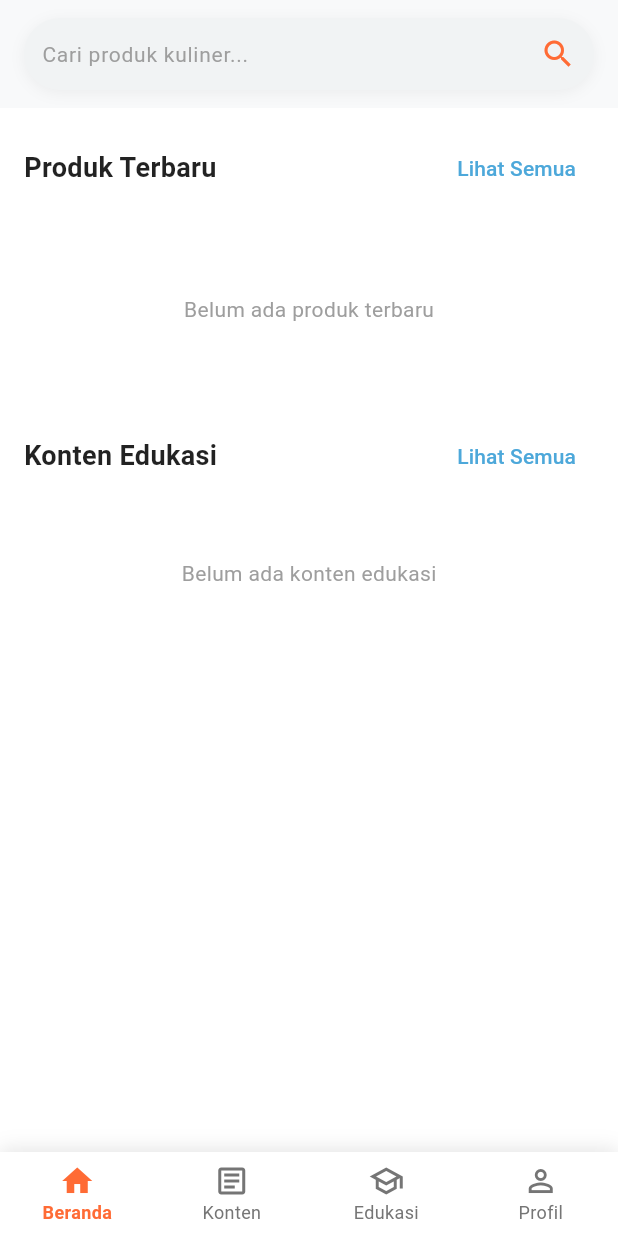
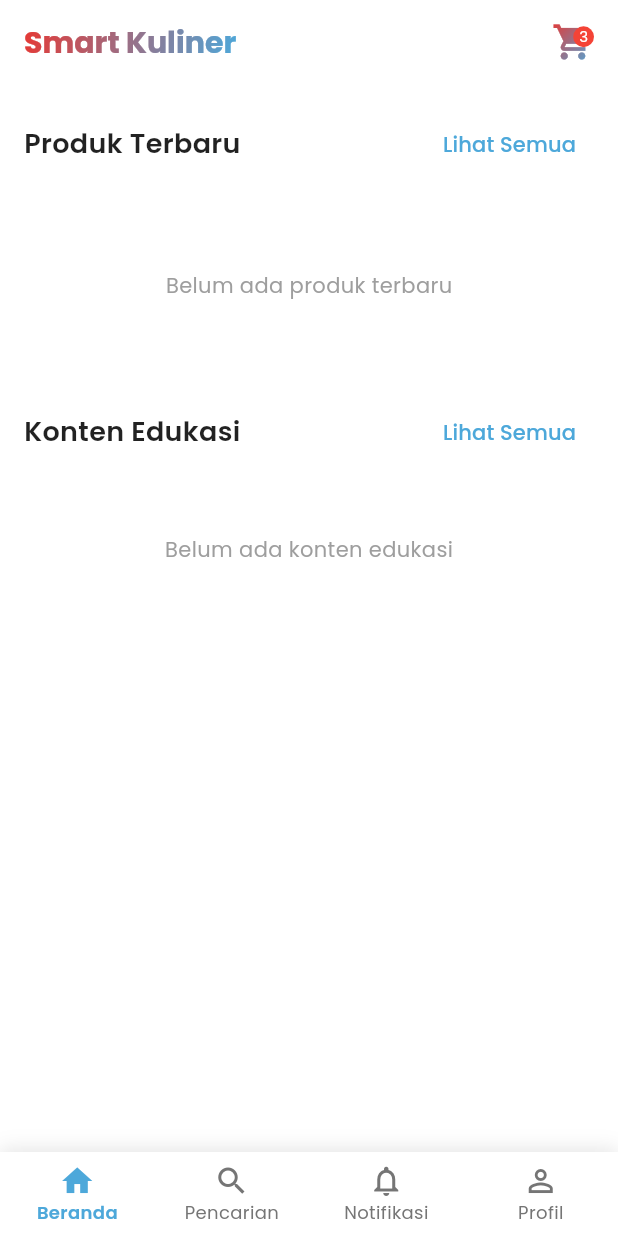
Before and after one commit to Motherbloods/Smart-Kuliner, a Flutter app: the screen it shows once a user with an empty profile is signed in, on a phone screen of 412 x 824 dp. Run offline on Flutter 3.47's test engine with Material 3 defaults, Android fonts, the phone set to English and light mode, and no system bars; our stand-ins replace cached_network_image, carousel_slider, cloud_firestore, dio, firebase_auth, firebase_core and 4 more; accounts and stored records are empty; statements that could not run were skipped.

Commit message:
feat: update navbar layout based on user role (seller vs regular user)

```diff
--- a/lib/screens/navbar/home_screen.dart
+++ b/lib/screens/navbar/home_screen.dart
@@ -1,13 +1,13 @@
 import 'package:flutter/material.dart';
+import 'package:google_fonts/google_fonts.dart';
 import 'package:provider/provider.dart';
-import 'package:smart/widgets/custom_search_bar.dart';
 import '../../providers/auth_provider.dart';
-
 import 'beranda_screen.dart';
-import 'konten_screen.dart';
-import 'edukasi_screen.dart';
 import 'profile_screen.dart';
-import 'search_results_screen.dart'; // Import screen baru
+// import 'search_results_screen.dart';
+import 'pusat_promosi_screen.dart';
+import 'pencarian_screen.dart';
+import 'notifikasi_screen.dart';
 
 class HomeScreen extends StatefulWidget {
   const HomeScreen({Key? key}) : super(key: key);
@@ -18,13 +18,15 @@ class HomeScreen extends StatefulWidget {
 
 class _HomeScreenState extends State<HomeScreen> {
   int _selectedIndex = 0;
-  String _searchQuery = '';
+  // String _searchQuery = '';
   final TextEditingController _searchController = TextEditingController();
   final FocusNode _searchFocusNode = FocusNode();
 
+  // Screen instances untuk reuse
   late BerandaScreen _berandaScreen;
-  late KontenScreen _kontenScreen;
-  late EdukasiScreen _edukasiScreen;
+  late PusatPromosiScreen _pusatPromosiScreen;
+  late PencarianScreen _pencarianScreen;
+  late NotifikasiScreen _notifikasiScreen;
   late ProfileScreen _profileScreen;
 
   late List<Widget> _screens;
@@ -36,8 +38,9 @@ class _HomeScreenState extends State<HomeScreen> {
 
     // Initialize screen instances once
     _berandaScreen = BerandaScreen();
-    _kontenScreen = KontenScreen();
-    _edukasiScreen = EdukasiScreen();
+    _pusatPromosiScreen = PusatPromosiScreen();
+    _pencarianScreen = PencarianScreen();
+    _notifikasiScreen = NotifikasiScreen();
     _profileScreen = ProfileScreen();
 
     _initializeScreensAndNavBar();
@@ -53,7 +56,46 @@ class _HomeScreenState extends State<HomeScreen> {
   void _initializeScreensAndNavBar() {
     final authProvider = Provider.of<MyAuthProvider>(context, listen: false);
     final isSeller = authProvider.currentUser?.seller ?? false;
-    _screens = [_berandaScreen, _kontenScreen, _edukasiScreen, _profileScreen];
+
+    if (isSeller) {
+      // Seller: Produk Saya (BerandaScreen), Pusat Promosi, Notifikasi, Profile
+      _screens = [
+        _berandaScreen, // BerandaScreen akan menampilkan "Produk Saya" untuk seller
+        _pusatPromosiScreen,
+        _notifikasiScreen,
+        _profileScreen,
+      ];
+
+      _navBarItems = const [
+        BottomNavigationBarItem(
+          icon: Icon(Icons.inventory_2_outlined),
+          activeIcon: Icon(Icons.inventory_2),
+          label: 'Produk Saya',
+        ),
+        BottomNavigationBarItem(
+          icon: Icon(Icons.campaign_outlined),
+          activeIcon: Icon(Icons.campaign),
+          label: 'Pusat Promosi',
+        ),
+        BottomNavigationBarItem(
+          icon: Icon(Icons.notifications_outlined),
+          activeIcon: Icon(Icons.notifications),
+          label: 'Notifikasi',
+        ),
+        BottomNavigationBarItem(
+          icon: Icon(Icons.person_outline),
+          activeIcon: Icon(Icons.person),
+          label: 'Profil',
+        ),
+      ];
+    } else {
+      // User biasa: Beranda (BerandaScreen), Pencarian, Notifikasi, Profile
+      _screens = [
+        _berandaScreen, // BerandaScreen akan menampilkan "Beranda" untuk user biasa
+        _pencarianScreen,
+        _notifikasiScreen,
+        _profileScreen,
+      ];
 
       _navBarItems = const [
         BottomNavigationBarItem(
@@ -62,14 +104,14 @@ class _HomeScreenState extends State<HomeScreen> {
           label: 'Beranda',
         ),
         BottomNavigationBarItem(
-        icon: Icon(Icons.article_outlined),
-        activeIcon: Icon(Icons.article),
-        label: 'Konten',
+          icon: Icon(Icons.search_outlined),
+          activeIcon: Icon(Icons.search),
+          label: 'Pencarian',
         ),
         BottomNavigationBarItem(
-        icon: Icon(Icons.school_outlined),
-        activeIcon: Icon(Icons.school),
-        label: 'Edukasi',
+          icon: Icon(Icons.notifications_outlined),
+          activeIcon: Icon(Icons.notifications),
+          label: 'Notifikasi',
         ),
         BottomNavigationBarItem(
           icon: Icon(Icons.person_outline),
@@ -77,139 +119,160 @@ class _HomeScreenState extends State<HomeScreen> {
           label: 'Profil',
         ),
       ];
-    // if (isSeller) {
-    //   // Seller: Tampilkan semua 4 screen - menggunakan instance yang sudah ada
-    //   _screens = [
-    //     _berandaScreen,
-    //     _kontenScreen,
-    //     _edukasiScreen,
-    //     _profileScreen,
-    //   ];
-    //   _navBarItems = const [
-    //     BottomNavigationBarItem(
-    //       icon: Icon(Icons.home_outlined),
-    //       activeIcon: Icon(Icons.home),
-    //       label: 'Beranda',
-    //     ),
-    //     BottomNavigationBarItem(
-    //       icon: Icon(Icons.article_outlined),
-    //       activeIcon: Icon(Icons.article),
-    //       label: 'Konten',
-    //     ),
-    //     BottomNavigationBarItem(
-    //       icon: Icon(Icons.school_outlined),
-    //       activeIcon: Icon(Icons.school),
-    //       label: 'Edukasi',
-    //     ),
-    //     BottomNavigationBarItem(
-    //       icon: Icon(Icons.person_outline),
-    //       activeIcon: Icon(Icons.person),
-    //       label: 'Profil',
-    //     ),
-    //   ];
-    // } else {
-    //   // User biasa: Hanya Beranda dan Profil - menggunakan instance yang sudah ada
-    //   _screens = [_berandaScreen, _profileScreen];
-    //   _navBarItems = const [
-    //     BottomNavigationBarItem(
-    //       icon: Icon(Icons.home_outlined),
-    //       activeIcon: Icon(Icons.home),
-    //       label: 'Beranda',
-    //     ),
-    //     BottomNavigationBarItem(
-    //       icon: Icon(Icons.person_outline),
-    //       activeIcon: Icon(Icons.person),
-    //       label: 'Profil',
-    //     ),
-    //   ];
-    // }
+    }
   }
 
   void _onItemTapped(int index) {
     setState(() {
       _selectedIndex = index;
       // Clear search ketika pindah tab
-      _searchQuery = '';
+      // _searchQuery = '';
       _searchController.clear();
       _searchFocusNode.unfocus(); // Hilangkan focus dari search
     });
   }
 
-  void _clearSearch() {
-    setState(() {
-      _searchQuery = '';
-    });
-    _searchController.clear();
-    _searchFocusNode.unfocus();
-  }
+  // void _clearSearch() {
+  //   setState(() {
+  //     _searchQuery = '';
+  //   });
+  //   _searchController.clear();
+  //   _searchFocusNode.unfocus();
+  // }
 
-  bool _isBerandaScreen() {
-    return _screens[_selectedIndex] is BerandaScreen;
-  }
+  // bool _shouldShowSearchBar() {
+  //   // Tampilkan search bar hanya di screen pertama (BerandaScreen)
+  //   // baik untuk seller maupun user biasa
+  //   return _selectedIndex == 0 && _screens[_selectedIndex] is BerandaScreen;
+  // }
 
-  void _performSearch() {
-    if (_searchQuery.trim().isNotEmpty) {
-      _searchFocusNode.unfocus();
-      print('🔍 Navigating to search results: $_searchQuery');
+  // void _performSearch() {
+  //   if (_searchQuery.trim().isNotEmpty) {
+  //     _searchFocusNode.unfocus();
+  //     print('🔍 Navigating to search results: $_searchQuery');
 
-      // Simpan query sebelum navigasi
-      final queryToSearch = _searchQuery.trim();
+  //     // Simpan query sebelum navigasi
+  //     final queryToSearch = _searchQuery.trim();
 
-      // Navigasi ke halaman hasil pencarian
-      Navigator.push(
-        context,
-        MaterialPageRoute(
-          builder: (context) => SearchResultsScreen(query: queryToSearch),
-        ),
-      ).then((_) {
-        // Clear search SETELAH kembali dari halaman search results
-        _clearSearch();
-      });
-    } else {
-      print('🔍 Search query is empty');
-    }
-  }
+  //     // Navigasi ke halaman hasil pencarian
+  //     Navigator.push(
+  //       context,
+  //       MaterialPageRoute(
+  //         builder: (context) => SearchResultsScreen(query: queryToSearch),
+  //       ),
+  //     ).then((_) {
+  //       // Clear search SETELAH kembali dari halaman search results
+  //       _clearSearch();
+  //     });
+  //   } else {
+  //     print('🔍 Search query is empty');
+  //   }
+  // }
 
   @override
   Widget build(BuildContext context) {
     return Consumer<MyAuthProvider>(
       builder: (context, authProvider, child) {
-        // Reinitialize jika user data berubah (tanpa membuat instance baru)
+        // Reinitialize jika user data berubah
         if (authProvider.currentUser != null) {
           _initializeScreensAndNavBar();
         }
 
         return Scaffold(
-          backgroundColor: const Color(0xFFF8F9FA),
-          appBar: _isBerandaScreen()
-              ? PreferredSize(
-                  preferredSize: const Size.fromHeight(80),
-                  child: SafeArea(
-                    child: Padding(
-                      padding: const EdgeInsets.symmetric(
-                        horizontal: 16,
-                        vertical: 12,
-                      ),
-                      child: CustomSearchBar(
-                        searchController: _searchController,
-                        searchFocusNode: _searchFocusNode,
-                        searchQuery: _searchQuery,
-                        onChanged: (value) {
-                          setState(() {
-                            _searchQuery = value;
-                          });
+          // appBar: _shouldShowSearchBar()
+          //     ? PreferredSize(
+          //         preferredSize: const Size.fromHeight(80),
+          //         child: SafeArea(
+          //           child: Padding(
+          //             padding: const EdgeInsets.symmetric(
+          //               horizontal: 16,
+          //               vertical: 12,
+          //             ),
+          //             child: CustomSearchBar(
+          //               searchController: _searchController,
+          //               searchFocusNode: _searchFocusNode,
+          //               searchQuery: _searchQuery,
+          //               onChanged: (value) {
+          //                 setState(() {
+          //                   _searchQuery = value;
+          //                 });
+          //               },
+          //               onClear: () {
+          //                 _clearSearch();
+          //               },
+          //               onSearch: () {
+          //                 _performSearch();
+          //               },
+          //             ),
+          //           ),
+          //         ),
+          //       )
+          //     : null,
+          appBar: AppBar(
+            backgroundColor: Colors.white,
+            elevation: 0, // Hilangkan bayangan saat scroll
+            scrolledUnderElevation: 0,
+
+            title: Row(
+              mainAxisAlignment: MainAxisAlignment.spaceBetween,
+              children: [
+                ShaderMask(
+                  shaderCallback: (Rect bounds) {
+                    return const LinearGradient(
+                      colors: [Color(0xFFE53935), Color(0xFF4DA8DA)],
+                      begin: Alignment.topLeft,
+                      end: Alignment.bottomRight,
+                    ).createShader(bounds);
                   },
-                        onClear: () {
-                          _clearSearch();
-                        },
-                        onSearch: () {
-                          _performSearch();
-                        },
+                  child: Text(
+                    'Smart Kuliner',
+                    style: GoogleFonts.poppins(
+                      fontWeight: FontWeight.bold,
+                      fontSize: 20,
+                      color: Colors.white, // Tetap isi meskipun ditimpa shader
                     ),
                   ),
                 ),
-                )
-              : null,
+
+                // IKON DENGAN GRADIENT
+                Stack(
+                  children: [
+                    ShaderMask(
+                      shaderCallback: (Rect bounds) {
+                        return const LinearGradient(
+                          colors: [Color(0xFFE53935), Color(0xFF4DA8DA)],
+                          begin: Alignment.topLeft,
+                          end: Alignment.bottomRight,
+                        ).createShader(bounds);
+                      },
+                      child: const Icon(
+                        Icons.shopping_cart,
+                        size: 28,
+                        color:
+                            Colors.white, // Warna default, akan ditimpa shader
+                      ),
+                    ),
+                    Positioned(
+                      right: 0,
+                      top: 0,
+                      child: Container(
+                        padding: const EdgeInsets.all(4),
+                        decoration: const BoxDecoration(
+                          color: Colors.red,
+                          shape: BoxShape.circle,
+                        ),
+                        child: const Text(
+                          '3',
+                          style: TextStyle(color: Colors.white, fontSize: 10),
+                        ),
+                      ),
+                    ),
+                  ],
+                ),
+              ],
+            ),
+          ),
+
           body: GestureDetector(
             onTap: () {
               // Hilangkan focus dari search field ketika tap di area lain
@@ -231,7 +294,7 @@ class _HomeScreenState extends State<HomeScreen> {
             child: BottomNavigationBar(
               currentIndex: _selectedIndex,
               onTap: _onItemTapped,
-              selectedItemColor: const Color(0xFFFF6B35),
+              selectedItemColor: const Color(0xFF4DA8DA),
               unselectedItemColor: Colors.grey[600],
               backgroundColor: Colors.white,
               elevation: 0,
```
Lines whose indentation alone changed are shown as unchanged.
